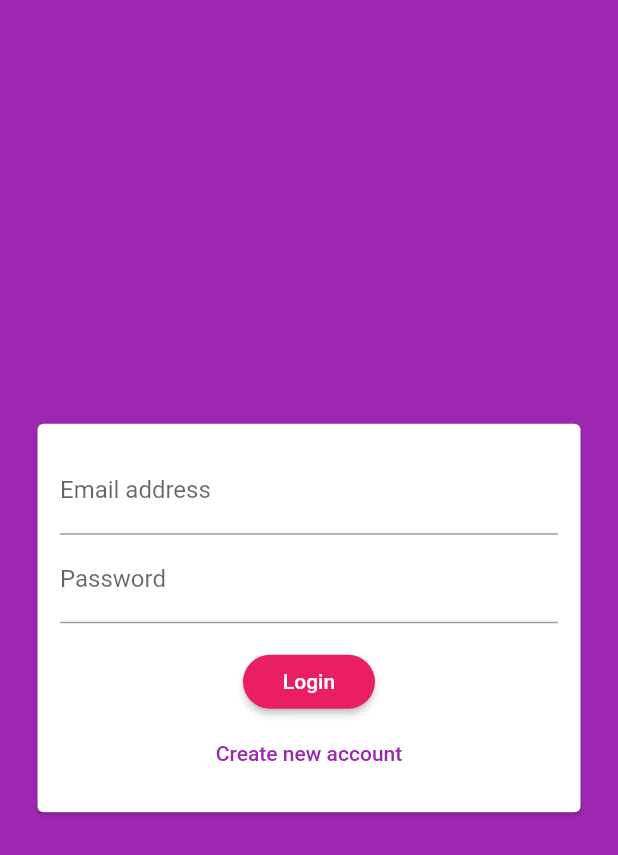
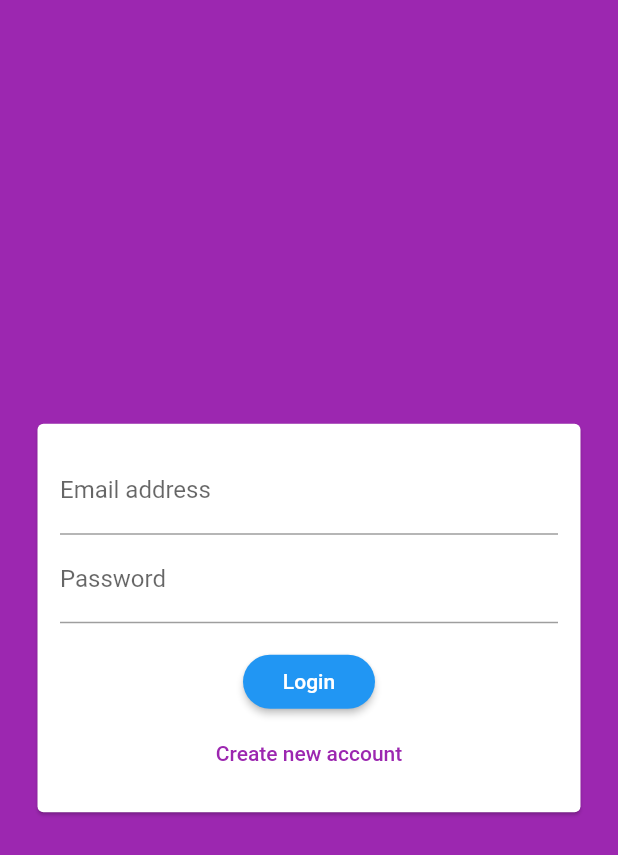
Before and after one commit to gizemhacioglu/se380_project, a Flutter app: the screen it shows after launch, on a phone screen of 412 x 824 dp. Shown: the top 855 px of the screen. Run offline on Flutter 3.47's test engine with Material 2 defaults, Android fonts, the phone set to English and light mode, and no system bars; our stand-ins replace firebase_auth, firebase_core; accounts and stored records are empty.

Commit message:
changed button color

```diff
--- a/lib/main.dart
+++ b/lib/main.dart
@@ -21,7 +21,7 @@ class MyApp extends StatelessWidget {
         accentColor: Colors.pink,
         accentColorBrightness: Brightness.dark,
         buttonTheme: ButtonTheme.of(context).copyWith(
-          buttonColor: Colors.pink,
+          buttonColor: Colors.blue,
           textTheme: ButtonTextTheme.primary,
           shape:
               RoundedRectangleBorder(borderRadius: BorderRadius.circular(25)),
```
